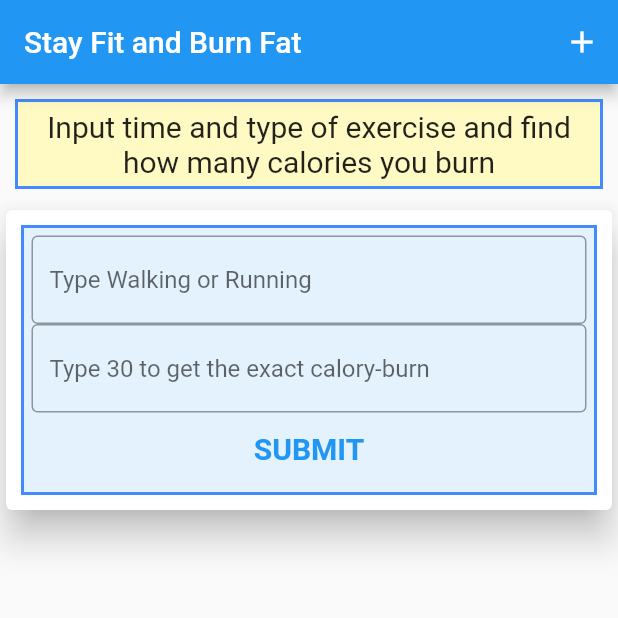
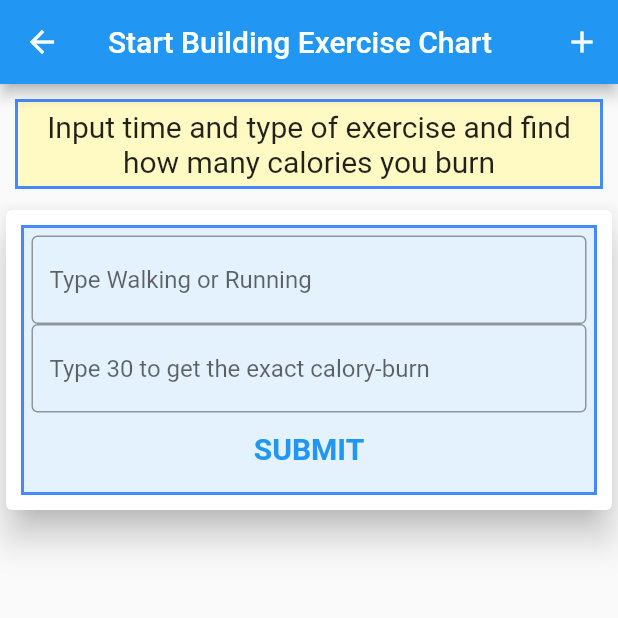
Before and after one commit to sanjibsinha/fit_fat, a Flutter app: the screen it shows after launch, after a tap on the "add" icon, on a phone screen of 412 x 824 dp, the top half of it. Run offline on Flutter 3.47's test engine with Material 2 defaults, Android fonts, the phone set to English and light mode, and no system bars.

Commit message:
modifying design

```diff
--- /dev/null
+++ b/lib/views/fit_fat_blank_page.dart
@@ -0,0 +1,12 @@
+import 'package:flutter/material.dart';
+
+class FitFatBlankPage extends StatelessWidget {
+  const FitFatBlankPage({Key? key}) : super(key: key);
+
+  @override
+  Widget build(BuildContext context) {
+    return Column(
+      children: [],
+    );
+  }
+}
--- a/lib/views/fit_fat_first_page.dart
+++ b/lib/views/fit_fat_first_page.dart
@@ -1,6 +1,7 @@
+import 'package:fit_fat/views/fit_fat_second_page.dart';
 import 'package:flutter/material.dart';
 
-import 'fit_fat_second_page.dart';
+import 'fit_fat_blank_page.dart';
 
 class FitFatFirstPage extends StatelessWidget {
   @override
@@ -11,13 +12,29 @@ class FitFatFirstPage extends StatelessWidget {
         actions: [
           IconButton(
             onPressed: () {
-              // print('object');
+              Navigator.push(
+                context,
+                MaterialPageRoute(
+                  builder: (context) => FitFatSecondPage(),
+                ),
+              );
             },
             icon: Icon(Icons.add),
           ),
         ],
       ),
-      body: FitFatSecondPage(),
+      body: FitFatBlankPage(),
+      floatingActionButton: FloatingActionButton(
+        onPressed: () {
+          Navigator.push(
+            context,
+            MaterialPageRoute(
+              builder: (context) => FitFatSecondPage(),
+            ),
+          );
+        },
+        child: Icon(Icons.add),
+      ),
     );
   }
 }
--- a/lib/views/fit_fat_second_page.dart
+++ b/lib/views/fit_fat_second_page.dart
@@ -5,12 +5,30 @@ import '../controllers/display_fit_fat.dart';
 class FitFatSecondPage extends StatelessWidget {
   @override
   Widget build(BuildContext context) {
-    return Container(
-      child: ListView(
-        children: [
-          FitFatText(),
-          DisplayFitFat(),
+    return Scaffold(
+      appBar: AppBar(
+        title: Text('Start Building Exercise Chart'),
+        actions: [
+          IconButton(
+            onPressed: () {
+              Navigator.push(
+                context,
+                MaterialPageRoute(
+                  builder: (context) => FitFatSecondPage(),
+                ),
+              );
+            },
+            icon: Icon(Icons.add),
+          ),
         ],
+      ),
+      body: Container(
+        child: ListView(
+          children: [
+            FitFatText(),
+            DisplayFitFat(),
+          ],
+        ),
       ),
     );
   }
```
